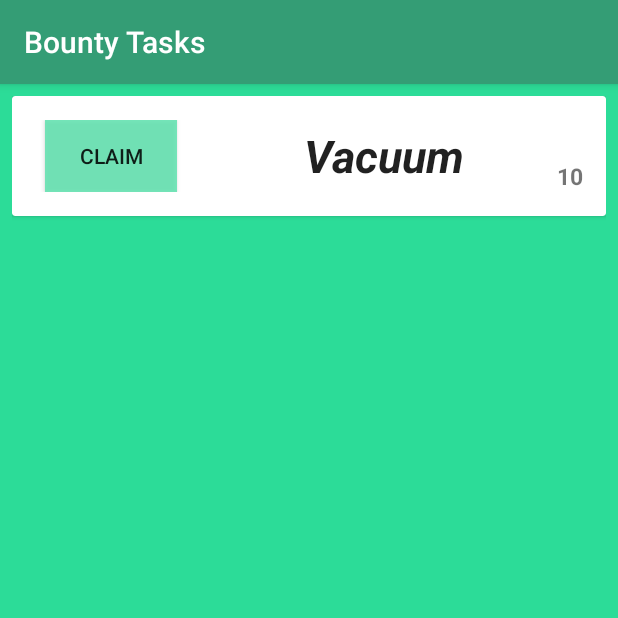
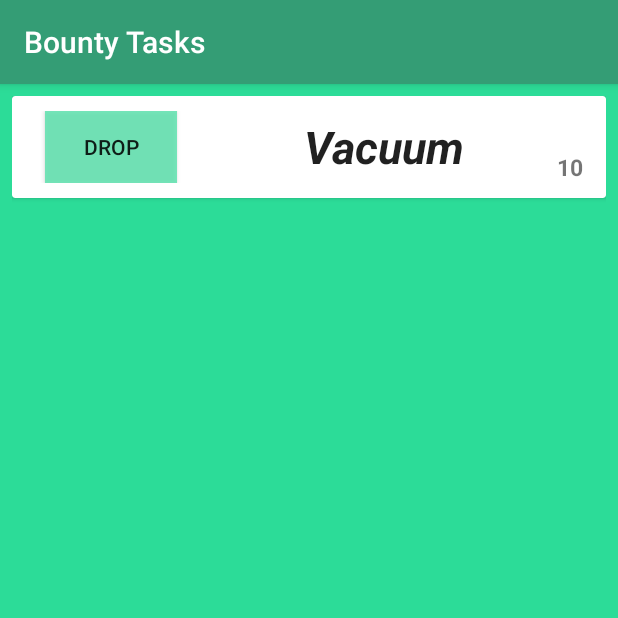
Before and after one commit to fuyutsukikaru/Apartmates, an Android app: the BountyActivity screen opened directly, with no data from a screen before it, on a phone screen of 412 x 824 dp, the top half of it. Run offline under Robolectric (Android 15) with nearby library versions, the phone set to English and light mode, and no system bars.

```diff
--- a/app/src/main/java/com/cs130/apartmates/activities/BTAdapter.java
+++ b/app/src/main/java/com/cs130/apartmates/activities/BTAdapter.java
@@ -5,6 +5,7 @@ import android.support.v7.widget.RecyclerView;
 import android.view.LayoutInflater;
 import android.view.View;
 import android.view.ViewGroup;
+import android.widget.Button;
 import android.widget.LinearLayout;
 import android.widget.TextView;
 
@@ -47,6 +48,7 @@ public class BTAdapter extends RecyclerView.Adapter<BTAdapter.TaskViewHolder> {
         Integer val = new Integer(bountyTaskList.get(position).taskValue);
         taskViewHolder.taskValue.setText(val.toString());
         taskViewHolder.taskDescription.setText(bountyTaskList.get(position).description);
+        taskViewHolder.action.setText(bountyTaskList.get(position).action);
     }
 
     @Override
@@ -65,6 +67,7 @@ public class BTAdapter extends RecyclerView.Adapter<BTAdapter.TaskViewHolder> {
         TextView taskName;
         TextView taskValue;
         TextView taskDescription;
+        Button action;
 
 
         TaskViewHolder(View itemView) {
@@ -73,6 +76,7 @@ public class BTAdapter extends RecyclerView.Adapter<BTAdapter.TaskViewHolder> {
             taskName = (TextView) itemView.findViewById(R.id.task_name);
             taskValue = (TextView) itemView.findViewById(R.id.task_value);
             taskDescription = (TextView) itemView.findViewById(R.id.task_description);
+            action = (Button) itemView.findViewById(R.id.button);
         }
     }
 }
--- a/app/src/main/java/com/cs130/apartmates/activities/BountyActivity.java
+++ b/app/src/main/java/com/cs130/apartmates/activities/BountyActivity.java
@@ -37,18 +37,17 @@ public class BountyActivity extends AppCompatActivity {
         mRecyclerView.setLayoutManager(mLayoutManager);
 
         List<BountyTask> list = new Vector<BountyTask>();
-        list.add(new BountyTask("Vacuum", 10, "Vacuum the living room carpet and empty the filter"));
-        list.add(new BountyTask("Clean the Bathroom", 15, "Scrub the shower, clean out hairs from drain, wipe down sink, scrub bathtub.  We will know if you didn't do a thurough job so don't mess it up you bum."));
-        list.add(new BountyTask("Vacuum", 10, "Vacuum the living room carpet and empty the filter"));
-        list.add(new BountyTask("Clean the Bathroom", 15, "Scrub the shower, clean out hairs from drain, wipe down sink"));
-        list.add(new BountyTask("Vacuum", 10, "Vacuum the living room carpet and empty the filter"));
-        list.add(new BountyTask("Clean the Bathroom", 15, "Scrub the shower, clean out hairs from drain, wipe down sink"));
-        list.add(new BountyTask("Vacuum", 10, "Vacuum the living room carpet and empty the filter"));
-        list.add(new BountyTask("Clean the Bathroom", 15, "Scrub the shower, clean out hairs from drain, wipe down sink"));
-        list.add(new BountyTask("Vacuum", 10, "Vacuum the living room carpet and empty the filter"));
-        list.add(new BountyTask("Clean the Bathroom", 15, "Scrub the shower, clean out hairs from drain, wipe down sink"));
-        list.add(new BountyTask("Vacuum", 10, "Vacuum the living room carpet and empty the filter"));
-        list.add(new BountyTask("Clean the Bathroom", 15, "Scrub the shower, clean out hairs from drain, wipe down sink"));
+        list.add(new BountyTask("Vacuum", 10, "Vacuum the living room carpet and empty the filter",Boolean.TRUE));
+        list.add(new BountyTask("Clean the Bathroom", 15, "Scrub the shower, clean out hairs from drain, wipe down sink, scrub bathtub.  We will know if you didn't do a thurough job so don't mess it up you bum.", Boolean.FALSE));
+        list.add(new BountyTask("Vacuum", 10, "Vacuum the living room carpet and empty the filter",Boolean.TRUE));
+        list.add(new BountyTask("Clean the Bathroom", 15, "Scrub the shower, clean out hairs from drain, wipe down sink, scrub bathtub.  We will know if you didn't do a thurough job so don't mess it up you bum.",Boolean.FALSE));
+
+        list.add(new BountyTask("Vacuum", 10, "Vacuum the living room carpet and empty the filter",Boolean.TRUE));
+        list.add(new BountyTask("Clean the Bathroom", 15, "Scrub the shower, clean out hairs from drain, wipe down sink, scrub bathtub.  We will know if you didn't do a thurough job so don't mess it up you bum.",Boolean.FALSE));
+
+        list.add(new BountyTask("Vacuum", 10, "Vacuum the living room carpet and empty the filter",Boolean.TRUE));
+        list.add(new BountyTask("Clean the Bathroom", 15, "Scrub the shower, clean out hairs from drain, wipe down sink, scrub bathtub.  We will know if you didn't do a thurough job so don't mess it up you bum.",Boolean.FALSE));
+
 
         mAdapter = new BTAdapter(list);
         mRecyclerView.setAdapter(mAdapter);
--- a/app/src/main/java/com/cs130/apartmates/activities/BountyTask.java
+++ b/app/src/main/java/com/cs130/apartmates/activities/BountyTask.java
@@ -7,11 +7,19 @@ public class BountyTask {
     public int taskValue;
     public String taskName;
     public String description;
+    public String action;
+    public Boolean mine;
+    //we will want to replace the dummy image with the venmo profile picture of the user who posted the bounty
 
-    public BountyTask(String n, int val, String des) {
+    public BountyTask(String n, int val, String des, Boolean my) {
         this.taskName = n;
         this.taskValue = val;
         this.description = des;
+        this.mine = my;
+        if (mine == Boolean.TRUE)
+            this.action = "Drop";
+        else
+            this.action = "Claim";
     }
 
 }
--- a/app/src/main/res/layout/a_bountycard_layout.xml
+++ b/app/src/main/res/layout/a_bountycard_layout.xml
@@ -23,8 +23,8 @@
                 android:orientation="horizontal"
                 android:layout_width="match_parent"
                 android:layout_height="wrap_content"
-                android:paddingTop="16dp"
-                android:paddingBottom="16dp"
+                android:paddingTop="10dp"
+                android:paddingBottom="10dp"
                 android:elevation="5dp">
 
                 <LinearLayout
@@ -37,7 +37,6 @@
                     <Button
                         android:layout_width="wrap_content"
                         android:layout_height="wrap_content"
-                        android:text="claim"
                         android:id="@+id/button"
                         android:background="#da60e3b0" />
                 </LinearLayout>
@@ -93,6 +92,7 @@
                     android:layout_height="wrap_content"
                     android:id="@+id/task_description"
                     android:textSize="15sp"
+                    android:padding="3dp"
                     android:layout_weight="1" />
 
             </LinearLayout>
```
